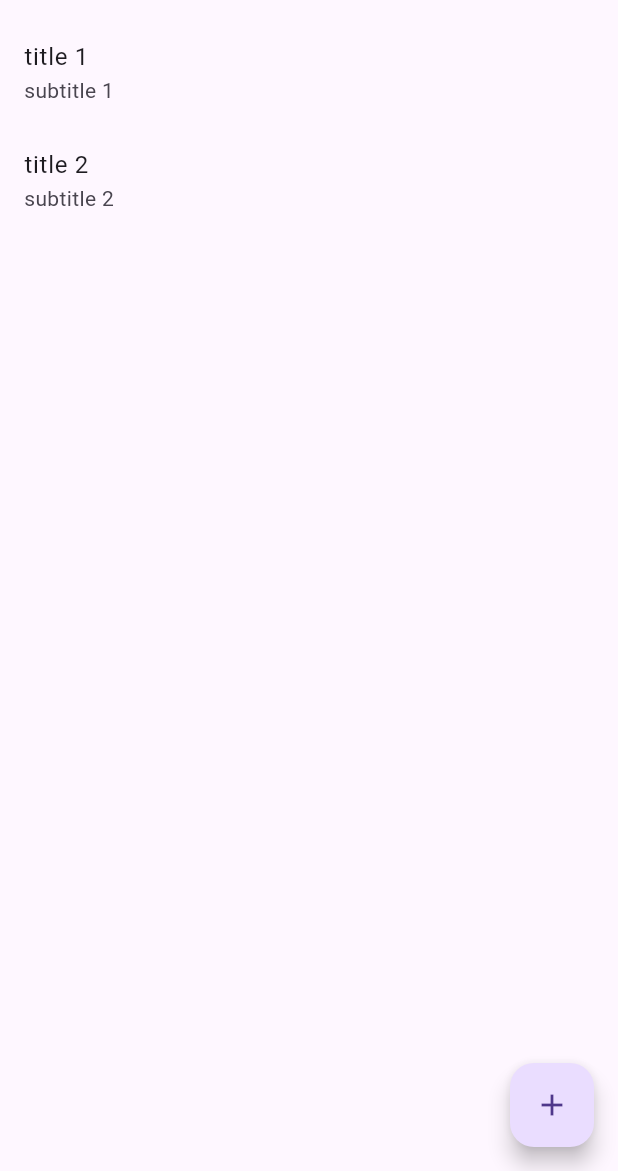
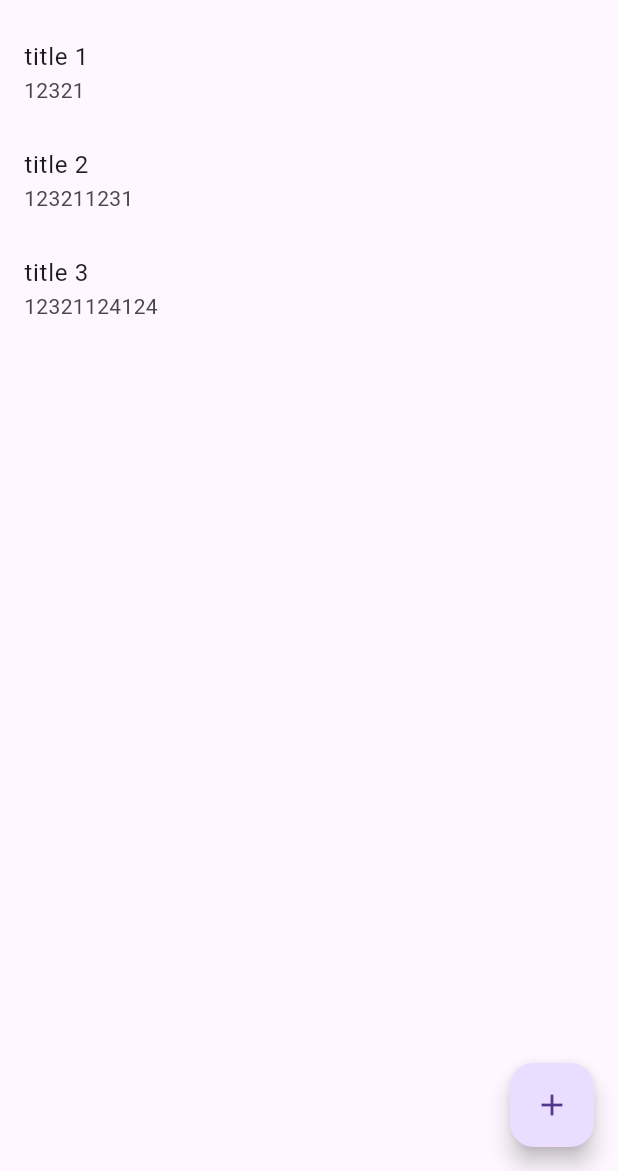
Before and after one commit to itbebop/flutter_todolist, a Flutter app: the screen it shows after launch, on a phone screen of 412 x 824 dp, the part 65-1236 px from its top. Run offline on Flutter 3.47's test engine with Material 3 defaults, Android fonts, the phone set to English and light mode, and no system bars.

Commit message:
feat: todo 객체만들어서 위젯으로 변환

```diff
--- a/lib/list_screen.dart
+++ b/lib/list_screen.dart
@@ -1,8 +1,29 @@
 import 'package:flutter/material.dart';
 import 'package:flutter_todolist/create_screen.dart';
+import 'package:flutter_todolist/todo.dart';
 
-class ListScreen extends StatelessWidget {
+class ListScreen extends StatefulWidget {
   const ListScreen({super.key});
+
+  @override
+  State<ListScreen> createState() => _ListScreenState();
+}
+
+class _ListScreenState extends State<ListScreen> {
+  final todos = [
+    Todo(
+      title: 'title 1',
+      dateTime: 12321,
+    ),
+    Todo(
+      title: 'title 2',
+      dateTime: 123211231,
+    ),
+    Todo(
+      title: 'title 3',
+      dateTime: 12321124124,
+    ),
+  ];
 
   @override
   Widget build(BuildContext context) {
@@ -17,16 +38,12 @@ class ListScreen extends StatelessWidget {
         child: const Icon(Icons.add),
       ),
       body: ListView(
-        children: const [
-          ListTile(
-            title: Text('title 1'),
-            subtitle: Text('subtitle 1'),
-          ),
-          ListTile(
-            title: Text('title 2'),
-            subtitle: Text('subtitle 2'),
-          ),
-        ],
+        children: todos
+            .map((todo) => ListTile(
+                  title: Text(todo.title),
+                  subtitle: Text('${todo.dateTime}'),
+                ))
+            .toList(),
       ),
     );
   }
--- /dev/null
+++ b/lib/todo.dart
@@ -0,0 +1,10 @@
+// ignore_for_file: public_member_api_docs, sort_constructors_first
+class Todo {
+  String title;
+  int dateTime;
+
+  Todo({
+    required this.title,
+    required this.dateTime,
+  });
+}
```
